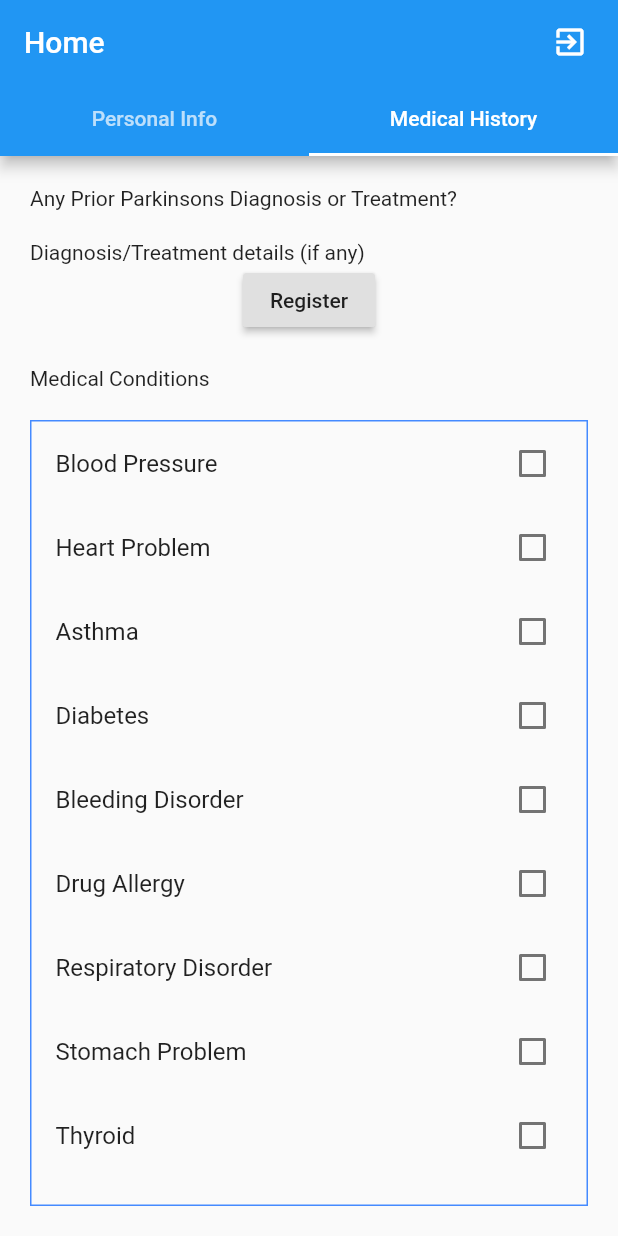
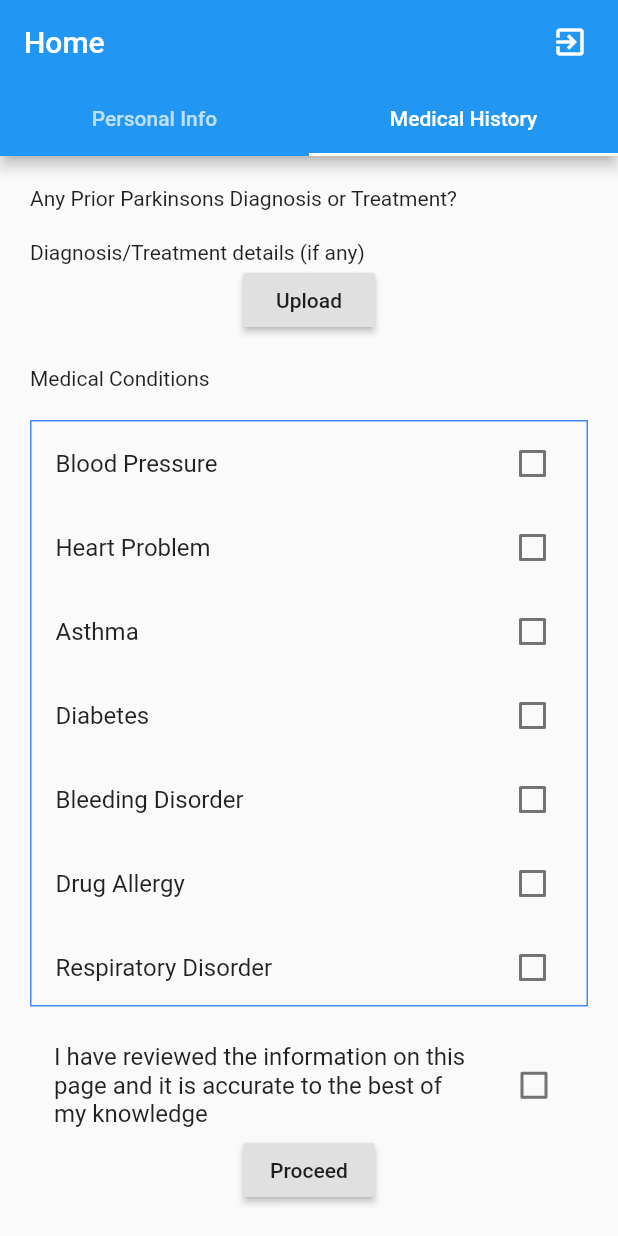
Before and after one commit to IshanDhruv/VITHackApp, a Flutter app: the screen it shows once a user with an empty profile is signed in, tab 2 chosen, on a phone screen of 412 x 824 dp. Run offline on Flutter 3.47's test engine with Material 2 defaults, Android fonts, the phone set to English and light mode, and no system bars; our stand-ins replace firebase_auth, firebase_core, image_picker, shared_preferences; accounts and stored records are empty.

Commit message:
Completed medical history page

```diff
--- a/lib/screens/info/medical_history_page.dart
+++ b/lib/screens/info/medical_history_page.dart
@@ -1,4 +1,8 @@
+import 'package:flutter/cupertino.dart';
 import 'package:flutter/material.dart';
+import 'dart:io';
+
+import 'package:image_picker/image_picker.dart';
 
 class MedicalHistoryPage extends StatefulWidget {
   @override
@@ -11,13 +15,14 @@ class _MedicalHistoryPageState extends State<MedicalHistoryPage> {
   String _question3 = "Medical Conditions";
   bool _question1Option = false;
   bool _othersOption = false;
+  bool _finalCheck = false;
+  File _image;
   ScrollController _scrollController = ScrollController();
 
   Map<String, bool> values = {
     'Blood Pressure': false,
     'Heart Problem': false,
     'Asthma': false,
-    'Diabetes': false,
     'Diabetes': false,
     'Bleeding Disorder': false,
     'Drug Allergy': false,
@@ -40,19 +45,26 @@ class _MedicalHistoryPageState extends State<MedicalHistoryPage> {
         children: <Widget>[
           Text(_question1),
           SizedBox(height: 20),
-          Visibility(visible: _question1Option, child: TextField(decoration: InputDecoration(hintText: "A small description"),)),
+          Visibility(
+              visible: _question1Option,
+              child: TextField(
+                decoration: InputDecoration(hintText: "A small description"),
+              )),
           Text(_question2),
           Center(
-            child: RaisedButton(child: Text("Register"), onPressed: () async {}),
+            child: RaisedButton(
+                child: Text("Upload"),
+                onPressed: () async {
+                  _imgFromGallery();
+                }),
           ),
           SizedBox(height: 20),
           Text(_question3),
           SizedBox(height: 20),
           Expanded(
             child: Container(
-              decoration: BoxDecoration(
-                  border: Border.all(color: Colors.blueAccent)
-              ),
+              decoration:
+                  BoxDecoration(border: Border.all(color: Colors.blueAccent)),
               child: ListView(
                 scrollDirection: Axis.vertical,
                 shrinkWrap: true,
@@ -72,9 +84,62 @@ class _MedicalHistoryPageState extends State<MedicalHistoryPage> {
               ),
             ),
           ),
-          Visibility(visible: _question1Option, child: TextField(decoration: InputDecoration(hintText: "Please specify"),)),
+          Visibility(
+              visible: _othersOption,
+              child: TextField(
+                decoration: InputDecoration(hintText: "Please specify"),
+              )),
+          SizedBox(height: 20),
+          CheckboxListTile(
+            title: Text("I have reviewed the information on this page and it is accurate to the best of my knowledge"),
+              value: _finalCheck,
+              onChanged: (bool value) {
+                setState(() {
+                  _finalCheck = value;
+                });
+              }),
+          Center(child: RaisedButton(child: Text("Proceed"), onPressed: showBottomPanel,))
         ],
       ),
     );
   }
+
+  _imgFromGallery() async {
+    var image = await ImagePicker().getImage(source: ImageSource.gallery);
+    setState(() {
+      if(image != null)
+        _image = File(image.path);
+    });
+  }
+
+  void showBottomPanel() {
+    //Creates bottom sheet for user to enter his data
+    showModalBottomSheet(
+        context: context,
+        builder: (context) {
+          return Container(
+            padding: EdgeInsets.symmetric(vertical: 30, horizontal: 60),
+            child: Column(
+//              mainAxisAlignment: MainAxisAlignment.center,
+              mainAxisSize: MainAxisSize.max,
+              crossAxisAlignment: CrossAxisAlignment.center,
+              children: [
+                Text(
+                    "I understand that this information will be used by the app "
+                        "to help determine appropriate diagnosis and treatment. "
+                        "If there is any change in my medical status, "
+                        "I will make the neccary changes."),
+                SizedBox(height: 20),
+                Row(
+                  mainAxisAlignment: MainAxisAlignment.spaceEvenly,
+                  children: [
+                    RaisedButton(child: Text("Go Back"),onPressed: () {}),
+                    RaisedButton(child: Text("Yes, Confirm"),onPressed: () {}),
+                  ],
+                )
+              ],
+            ),
+          );
+        });
+  }
 }
--- a/pubspec.yaml
+++ b/pubspec.yaml
@@ -28,6 +28,7 @@ dependencies:
   provider:
   firebase_core:
   shared_preferences:
+  image_picker:
 
 
   # The following adds the Cupertino Icons font to your application.
```
Also changed, not shown: pubspec.lock, 1 other file.
